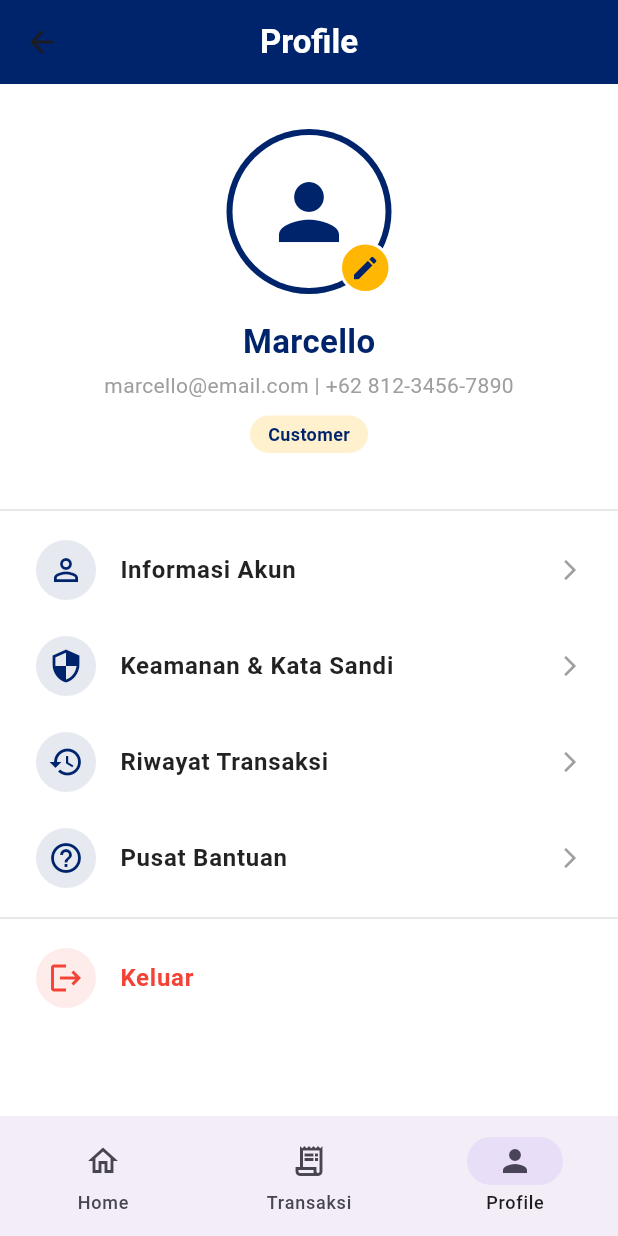
After one commit to Hannn2005/KamiKerjain_Frontend, a Flutter app: the MainLayout screen opened by its route, item 3 of the bottom bar chosen, on a phone screen of 412 x 824 dp. The commit adds this screen. Run offline on Flutter 3.47's test engine with Material 3 defaults, Android fonts, the light colour scheme and no system bars.

Commit message:
Menambahkan Profile Screen, memperbaiki Bottom Navbar, dan menerapkan Named Routes

```diff
--- a/lib/main.dart
+++ b/lib/main.dart
@@ -1,6 +1,5 @@
 import 'package:flutter/material.dart';
-
-import 'screens/splash_screen.dart';
+import 'utils/routes.dart'; // Import file rute
 
 void main() {
   runApp(const MyApp());
@@ -14,7 +13,8 @@ class MyApp extends StatelessWidget {
     return MaterialApp(
       debugShowCheckedModeBanner: false,
       title: 'Kami Kerjain',
-      home: const SplashScreen(),
+      initialRoute: AppRoutes.login,
+      routes: AppRoutes.getRoutes(),
     );
   }
 }
--- a/lib/screens/home_screen.dart
+++ b/lib/screens/home_screen.dart
@@ -1,5 +1,4 @@
 import 'package:flutter/material.dart';
-import 'package:kami_kerjain/widgets/bottom_navbar.dart';
 import 'package:kami_kerjain/widgets/ai_floating_button.dart';
 
 class HomeScreen extends StatelessWidget {
@@ -30,17 +29,12 @@ class HomeScreen extends StatelessWidget {
   Widget build(BuildContext context) {
     return Scaffold(
       backgroundColor: const Color(0xFFF5F7FA),
-
-      // =========================
-      // APP BAR
-      // =========================
       appBar: AppBar(
         toolbarHeight: 80,
         backgroundColor: const Color(0xFF00246B),
         elevation: 0,
         title: Row(
           children: [
-            // SEARCH BAR
             Expanded(
               child: Container(
                 height: 40,
@@ -63,10 +57,7 @@ class HomeScreen extends StatelessWidget {
                 ),
               ),
             ),
-
             const SizedBox(width: 15),
-
-            // CHAT CUSTOMER
             const Icon(
               Icons.chat_bubble,
               color: Colors.white,
@@ -75,17 +66,12 @@ class HomeScreen extends StatelessWidget {
           ],
         ),
       ),
-
-      // =========================
-      // BODY
-      // =========================
       body: Stack(
         children: [
           GridView.builder(
             physics: const ClampingScrollPhysics(),
             padding: const EdgeInsets.all(10),
-            gridDelegate:
-                const SliverGridDelegateWithFixedCrossAxisCount(
+            gridDelegate: const SliverGridDelegateWithFixedCrossAxisCount(
               crossAxisCount: 2,
               crossAxisSpacing: 10,
               mainAxisSpacing: 10,
@@ -109,7 +95,6 @@ class HomeScreen extends StatelessWidget {
                 child: Column(
                   crossAxisAlignment: CrossAxisAlignment.start,
                   children: [
-                    // IMAGE PLACEHOLDER
                     Container(
                       height: 165,
                       width: double.infinity,
@@ -121,13 +106,10 @@ class HomeScreen extends StatelessWidget {
                         ),
                       ),
                     ),
-
-                    // SERVICE INFORMATION
                     Padding(
                       padding: const EdgeInsets.all(10),
                       child: Column(
-                        crossAxisAlignment:
-                            CrossAxisAlignment.start,
+                        crossAxisAlignment: CrossAxisAlignment.start,
                         children: [
                           Text(
                             dummy[index]["jasa"],
@@ -136,19 +118,15 @@ class HomeScreen extends StatelessWidget {
                               fontSize: 16,
                             ),
                           ),
-
                           Text(
                             dummy[index]["harga"],
                             style: const TextStyle(
                               fontWeight: FontWeight.bold,
                             ),
                           ),
-
                           const SizedBox(height: 10),
-
                           Row(
-                            mainAxisAlignment:
-                                MainAxisAlignment.spaceBetween,
+                            mainAxisAlignment: MainAxisAlignment.spaceBetween,
                             children: [
                               Text(
                                 dummy[index]["seller"],
@@ -156,7 +134,6 @@ class HomeScreen extends StatelessWidget {
                                   color: Colors.grey.withAlpha(150),
                                 ),
                               ),
-
                               Text(
                                 dummy[index]["location"],
                                 style: TextStyle(
@@ -173,18 +150,9 @@ class HomeScreen extends StatelessWidget {
               );
             },
           ),
-
-          // =========================
-          // FLOATING KAMI AI
-          // =========================
           const AiFloatingButton(),
         ],
       ),
-
-      // =========================
-      // BOTTOM NAVIGATION
-      // =========================
-      bottomNavigationBar: const BottomNavbar(),
     );
   }
 }
--- a/lib/screens/login_screen.dart
+++ b/lib/screens/login_screen.dart
@@ -1,10 +1,8 @@
 import 'package:flutter/material.dart';
-import 'package:kami_kerjain/screens/home_screen.dart';
-
 import '../utils/colors.dart';
+import '../utils/routes.dart';
 import '../widgets/custom_textfield.dart';
 import '../widgets/auth_footer.dart';
-import 'register_screen.dart';
 
 class LoginScreen extends StatelessWidget {
   const LoginScreen({Key? key}) : super(key: key);
@@ -26,7 +24,6 @@ class LoginScreen extends StatelessWidget {
                       Image.asset('assets/KamiKerjain.png', height: 180),
                       const SizedBox(height: 10),
                       Image.asset('assets/logo.png', height: 100),
-
                       const CustomTextField(hintText: 'Email'),
                       const CustomTextField(
                         hintText: 'Password',
@@ -40,7 +37,7 @@ class LoginScreen extends StatelessWidget {
                           height: 50,
                           child: ElevatedButton(
                             onPressed: () {
-                              Navigator.push(context, MaterialPageRoute(builder: (context) => const HomeScreen()));
+                              Navigator.pushReplacementNamed(context, AppRoutes.mainLayout);
                             },
                             style: ElevatedButton.styleFrom(
                               backgroundColor: AppColors.biruNavy,
@@ -48,7 +45,6 @@ class LoginScreen extends StatelessWidget {
                                 borderRadius: BorderRadius.circular(30.0),
                               ),
                             ),
-
                             child: const Text(
                               'Login',
                               style: TextStyle(
@@ -79,12 +75,7 @@ class LoginScreen extends StatelessWidget {
               text: 'Belum punya akun?',
               buttonText: 'Buat Akun',
               onPressed: () {
-                Navigator.push(
-                  context,
-                  MaterialPageRoute(
-                    builder: (context) => const RegisterScreen(),
-                  ),
-                );
+                Navigator.pushNamed(context, AppRoutes.register);
               },
             ),
           ],
--- /dev/null
+++ b/lib/screens/main_layout.dart
@@ -0,0 +1,41 @@
+import 'package:flutter/material.dart';
+import '../widgets/bottom_navbar.dart';
+import 'home_screen.dart';
+import 'profile_screen.dart';
+
+class MainLayout extends StatefulWidget {
+  const MainLayout({Key? key}) : super(key: key);
+
+  @override
+  State<MainLayout> createState() => _MainLayoutState();
+}
+
+class _MainLayoutState extends State<MainLayout> {
+  int _selectedIndex = 0;
+
+  // Daftar halaman yang akan ditukar-tukar
+  final List<Widget> _screens = [
+    const HomeScreen(), // Index 0: Home
+    const Center(child: Text('Halaman Transaksi Belum Dibuat')), // Index 1: Transaksi (Placeholder)
+    const ProfileScreen(), // Index 2: Profile
+  ];
+
+  void _onItemTapped(int index) {
+    setState(() {
+      _selectedIndex = index;
+    });
+  }
+
+  @override
+  Widget build(BuildContext context) {
+    return Scaffold(
+      // Body akan berubah sesuai tab yang diklik
+      body: _screens[_selectedIndex],
+      // Memanggil widget BottomNavbar yang sudah dibuat
+      bottomNavigationBar: BottomNavbar(
+        selectedIndex: _selectedIndex,
+        onItemTapped: _onItemTapped,
+      ),
+    );
+  }
+}
--- /dev/null
+++ b/lib/screens/profile_screen.dart
@@ -0,0 +1,147 @@
+import 'package:flutter/material.dart';
+import '../utils/colors.dart';
+
+class ProfileScreen extends StatelessWidget {
+  const ProfileScreen({super.key});
+
+  @override
+  Widget build(BuildContext context) {
+    return Scaffold(
+      backgroundColor: AppColors.putih,
+      appBar: AppBar(
+        backgroundColor: AppColors.biruNavy,
+        elevation: 0,
+        title: const Text(
+          'Profile',
+          style: TextStyle(
+            color: AppColors.putih,
+            fontWeight: FontWeight.bold,
+          ),
+        ),
+        centerTitle: true,
+      ),
+      body: SingleChildScrollView(
+        child: Column(
+          children: [
+            const SizedBox(height: 30),
+            Center(
+              child: Stack(
+                children: [
+                  const CircleAvatar(
+                    radius: 55,
+                    backgroundColor: AppColors.biruNavy,
+                    child: CircleAvatar(
+                      radius: 51,
+                      backgroundColor: AppColors.putih,
+                      child: Icon(
+                        Icons.person,
+                        size: 60,
+                        color: AppColors.biruNavy,
+                      ),
+                    ),
+                  ),
+                  Positioned(
+                    bottom: 0,
+                    right: 0,
+                    child: Container(
+                      height: 35,
+                      width: 35,
+                      decoration: BoxDecoration(
+                        color: AppColors.kuningLogo,
+                        shape: BoxShape.circle,
+                        border: Border.all(color: AppColors.putih, width: 2),
+                      ),
+                      child: const Icon(
+                        Icons.edit,
+                        color: AppColors.biruNavy,
+                        size: 20,
+                      ),
+                    ),
+                  ),
+                ],
+              ),
+            ),
+            const SizedBox(height: 16),
+            const Text(
+              'Marcello',
+              style: TextStyle(
+                fontSize: 22,
+                fontWeight: FontWeight.bold,
+                color: AppColors.biruNavy,
+              ),
+            ),
+            const SizedBox(height: 4),
+            const Text(
+              'marcello@email.com | +62 812-3456-7890',
+              style: TextStyle(
+                fontSize: 14,
+                color: Colors.grey,
+              ),
+            ),
+            const SizedBox(height: 10),
+            Container(
+              padding: const EdgeInsets.symmetric(horizontal: 12, vertical: 4),
+              decoration: BoxDecoration(
+                color: AppColors.kuningLogo.withValues(alpha: 0.2),
+                borderRadius: BorderRadius.circular(20),
+              ),
+              child: const Text(
+                'Customer',
+                style: TextStyle(
+                  color: AppColors.biruNavy,
+                  fontWeight: FontWeight.bold,
+                  fontSize: 12,
+                ),
+              ),
+            ),
+            const SizedBox(height: 30),
+            const Divider(thickness: 1, color: Colors.black12),
+            _buildProfileMenu(Icons.person_outline, 'Informasi Akun'),
+            _buildProfileMenu(Icons.security, 'Keamanan & Kata Sandi'),
+            _buildProfileMenu(Icons.history, 'Riwayat Transaksi'),
+            _buildProfileMenu(Icons.help_outline, 'Pusat Bantuan'),
+            const Divider(thickness: 1, color: Colors.black12),
+            _buildProfileMenu(Icons.logout, 'Keluar', isLogout: true),
+            const SizedBox(height: 30),
+          ],
+        ),
+      ),
+    );
+  }
+
+  Widget _buildProfileMenu(IconData icon, String title, {bool isLogout = false}) {
+    return ListTile(
+      contentPadding: const EdgeInsets.symmetric(horizontal: 24, vertical: 4),
+      leading: Container(
+        padding: const EdgeInsets.all(8),
+        decoration: BoxDecoration(
+          color: isLogout
+              ? Colors.red.withValues(alpha: 0.1)
+              : AppColors.biruNavy.withValues(alpha: 0.1),
+          shape: BoxShape.circle,
+        ),
+        child: Icon(
+          icon,
+          color: isLogout ? Colors.red : AppColors.biruNavy,
+          size: 24,
+        ),
+      ),
+      title: Text(
+        title,
+        style: TextStyle(
+          color: isLogout ? Colors.red : Colors.black87,
+          fontWeight: FontWeight.w600,
+          fontSize: 16,
+        ),
+      ),
+      trailing: isLogout
+          ? null
+          : const Icon(
+        Icons.arrow_forward_ios,
+        size: 16,
+        color: Colors.grey,
+      ),
+      onTap: () {},
+    );
+  }
+}
--- /dev/null
+++ b/lib/utils/routes.dart
@@ -0,0 +1,19 @@
+import 'package:flutter/material.dart';
+import '../screens/login_screen.dart';
+import '../screens/register_screen.dart';
+import '../screens/main_layout.dart';
+
+class AppRoutes {
+  static const String login = '/login';
+  static const String register = '/register';
+  static const String mainLayout = '/mainLayout';
+
+  // Kumpulan rute yang akan didaftarkan ke sistem utama
+  static Map<String, WidgetBuilder> getRoutes() {
+    return {
+      login: (context) => const LoginScreen(),
+      register: (context) => const RegisterScreen(),
+      mainLayout: (context) => const MainLayout(),
+    };
+  }
+}
--- a/lib/widgets/bottom_navbar.dart
+++ b/lib/widgets/bottom_navbar.dart
@@ -1,12 +1,20 @@
 import 'package:flutter/material.dart';
 
 class BottomNavbar extends StatelessWidget {
-  const BottomNavbar({super.key});
+  final int selectedIndex;
+  final Function(int) onItemTapped;
+
+  const BottomNavbar({
+    Key? key,
+    required this.selectedIndex,
+    required this.onItemTapped,
+  }) : super(key: key);
 
   @override
   Widget build(BuildContext context) {
     return NavigationBar(
-      selectedIndex: 0,
+      selectedIndex: selectedIndex,
+      onDestinationSelected: onItemTapped,
       destinations: const [
         NavigationDestination(
           icon: Icon(Icons.home_outlined),
```
